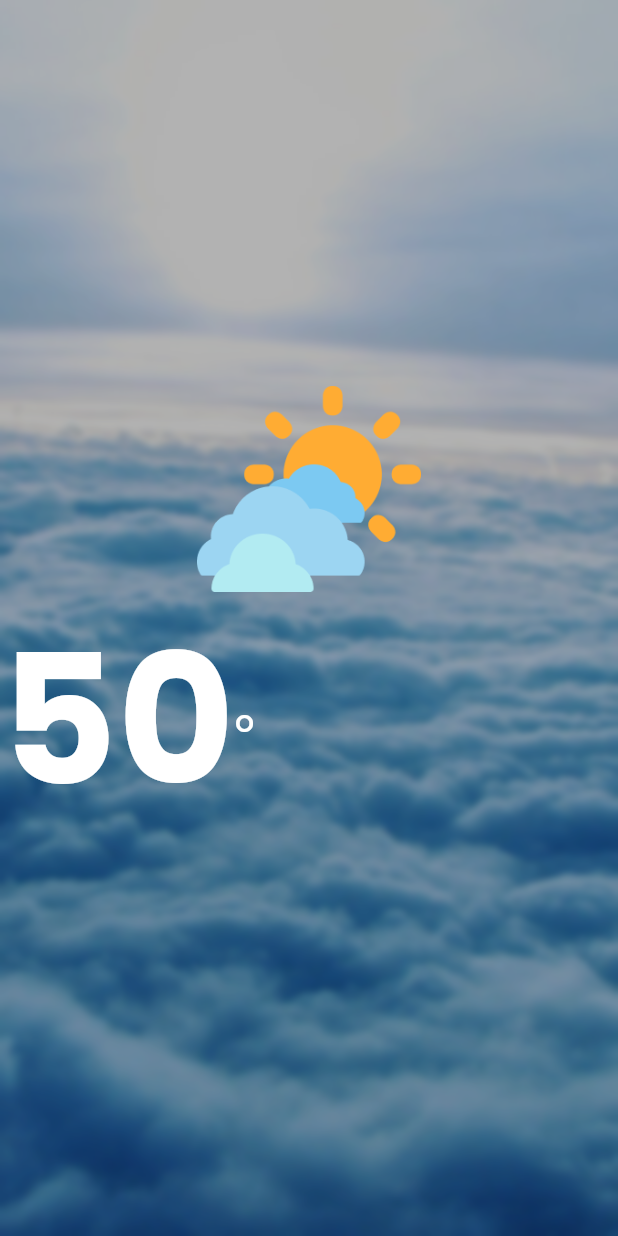
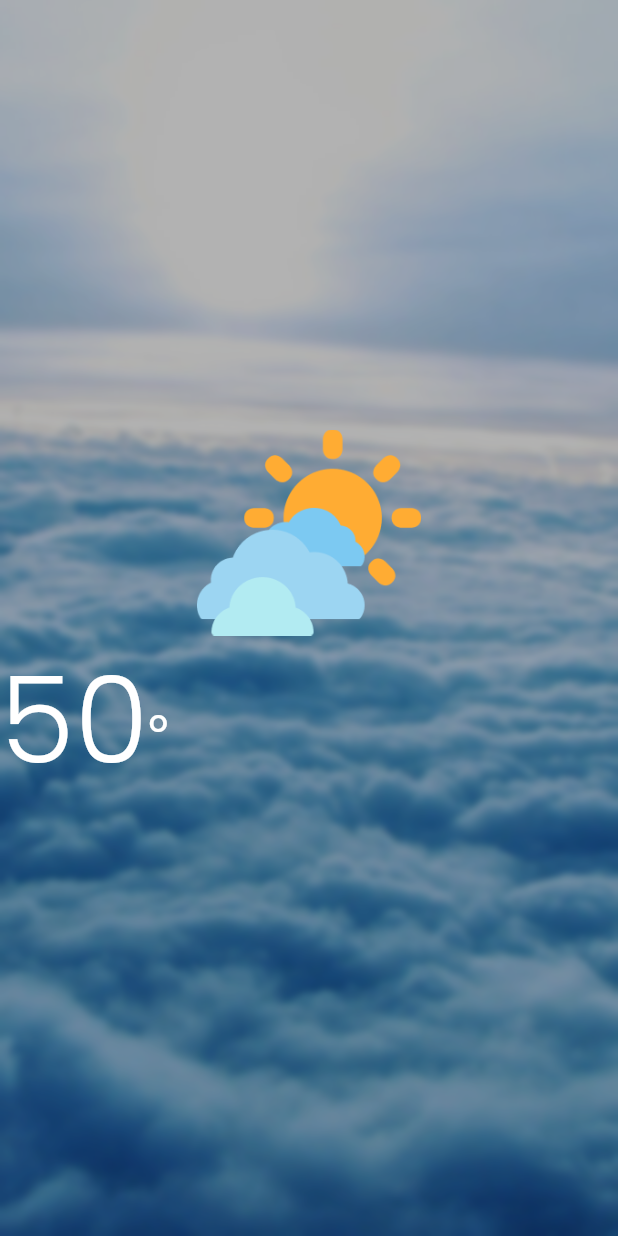
Before and after one commit to chera-mihiretu/WeatherApp, a Flutter app: the screen it shows after launch, on a phone screen of 412 x 824 dp. Run offline on Flutter 3.47's test engine with Material 3 defaults, Android fonts, the phone set to English and light mode, and no system bars; our stand-ins replace bloc, dartz, device_preview, equatable, flutter_dotenv, flutter_spinkit and 4 more; accounts and stored records are empty.

Commit message:
addition of custom styles

```diff
--- a/lib/cores/theme/theme.dart
+++ b/lib/cores/theme/theme.dart
@@ -135,14 +135,14 @@ class MyTheme {
           color: Colors.white),
       bodyLarge: TextStyle(
           fontFamily: 'Poppins',
-          fontSize: 16,
-          fontWeight: FontWeight.normal,
-          color: Colors.white),
+          fontSize: 14,
+          fontWeight: FontWeight.w400,
+          color: Colors.black),
       bodyMedium: TextStyle(
           fontFamily: 'Poppins',
-          fontSize: 14,
-          fontWeight: FontWeight.normal,
-          color: Colors.white),
+          fontSize: 12,
+          fontWeight: FontWeight.w300,
+          color: Colors.black),
       bodySmall: TextStyle(
           fontFamily: 'Poppins',
           fontSize: 12,
@@ -166,8 +166,6 @@ class MyTheme {
     ),
   );
 
-  static TextStyle costumHeader = TextStyle(
-    fontSize: 120,
-    fontWeight: FontWeight.bold,
-  );
+  static TextStyle costumHeader = const TextStyle(
+      fontSize: 80, fontWeight: FontWeight.w300, color: Colors.white);
 }
```
